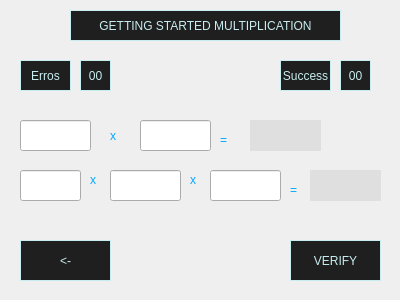
Old version of the form gameMath/learningMath/form4.ui in the repository Leumim2020/mathematics_game_UI_Qt.
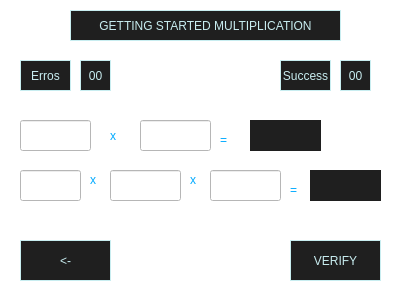
New version of the form.

Commit message: Added background in form3,form4,form5

Diff of the .ui file:
```diff
--- a/gameMath/learningMath/form4.ui
+++ b/gameMath/learningMath/form4.ui
@@ -26,7 +26,7 @@
    <string>Dialog</string>
   </property>
   <property name="styleSheet">
-   <string notr="true">background-color:#bebeb;
+   <string notr="true">background-color:#fff;
 </string>
   </property>
   <widget class="QLineEdit" name="lineEdit_4">
@@ -250,7 +250,7 @@
    </property>
    <property name="styleSheet">
     <string notr="true">font: 75 12pt &quot;MS Shell Dlg 2&quot;;
-background-color:rgb(223, 223, 223);
+background-color:rgb(31, 31, 31);
 border:none;
 color:rgb(200,237,240);</string>
    </property>
@@ -272,7 +272,7 @@
    </property>
    <property name="styleSheet">
     <string notr="true">font: 75 12pt &quot;MS Shell Dlg 2&quot;;
-background-color:rgb(223, 223, 223);
+background-color:rgb(31, 31, 31);
 border:none;
 color:rgb(200,237,240);</string>
    </property>
```
Left out of the diff: 21 changed lines with no effect on the pictures. The commit also changes 22 other files.
